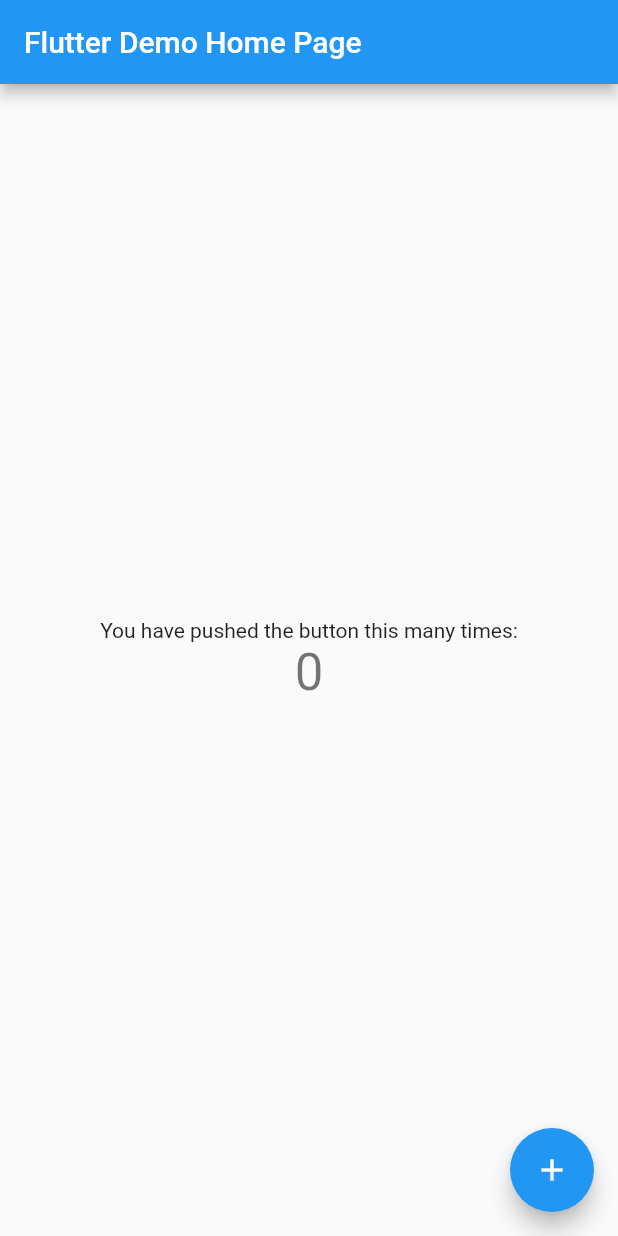
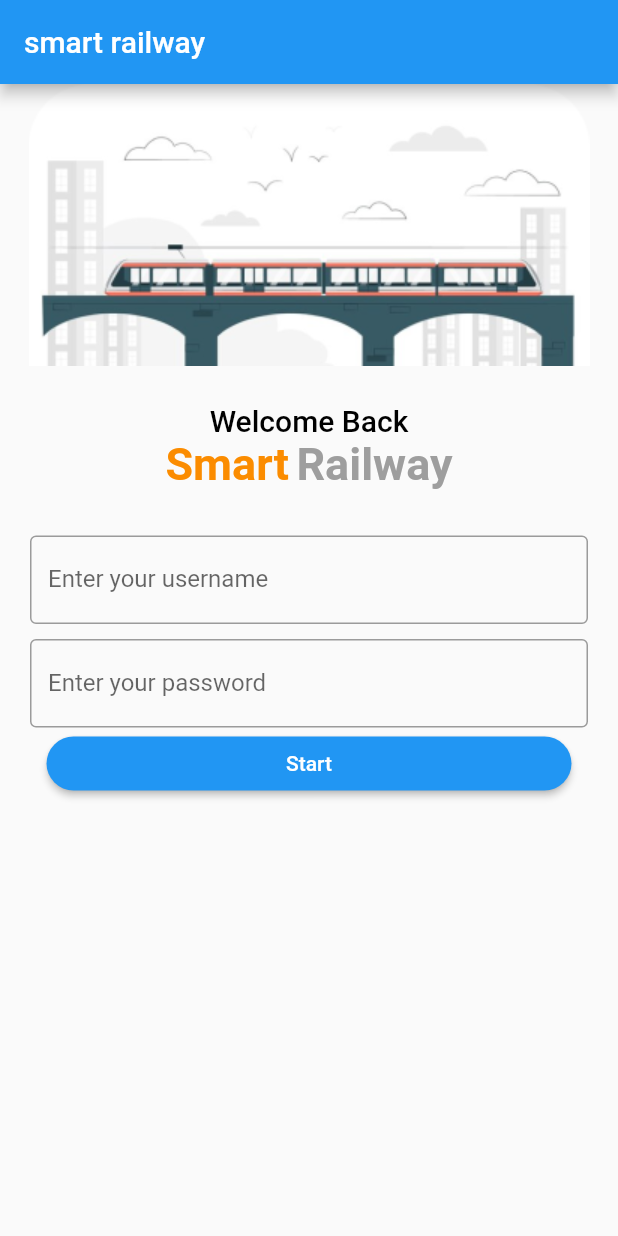
Before and after one commit to hagerk720/smart-railway, a Flutter app: the screen it shows after launch, on a phone screen of 412 x 824 dp. Run offline on Flutter 3.47's test engine with Material 2 defaults, Android fonts, the phone set to English and light mode, and no system bars.

Commit message:
first meeting

```diff
--- a/lib/main.dart
+++ b/lib/main.dart
@@ -1,115 +1,17 @@
 import 'package:flutter/material.dart';
+import 'package:smart_railway/route/home.dart';
 
 void main() {
   runApp(const MyApp());
 }
 
 class MyApp extends StatelessWidget {
-  const MyApp({Key? key}) : super(key: key);
+  const MyApp({ Key? key }) : super(key: key);
 
-  // This widget is the root of your application.
   @override
   Widget build(BuildContext context) {
     return MaterialApp(
-      title: 'Flutter Demo',
-      theme: ThemeData(
-        // This is the theme of your application.
-        //
-        // Try running your application with "flutter run". You'll see the
-        // application has a blue toolbar. Then, without quitting the app, try
-        // changing the primarySwatch below to Colors.green and then invoke
-        // "hot reload" (press "r" in the console where you ran "flutter run",
-        // or simply save your changes to "hot reload" in a Flutter IDE).
-        // Notice that the counter didn't reset back to zero; the application
-        // is not restarted
-        primarySwatch: Colors.blue,
-      ),
-      home: const MyHomePage(title: 'Flutter Demo Home Page'),
+      home: Home(),
     );
   }
 }
-
-class MyHomePage extends StatefulWidget {
-  const MyHomePage({Key? key, required this.title}) : super(key: key);
-
-  // This widget is the home page of your application. It is stateful, meaning
-  // that it has a State object (defined below) that contains fields that affect
-  // how it looks.
-
-  // This class is the configuration for the state. It holds the values (in this
-  // case the title) provided by the parent (in this case the App widget) and
-  // used by the build method of the State. Fields in a Widget subclass are
-  // always marked "final".
-
-  final String title;
-
-  @override
-  State<MyHomePage> createState() => _MyHomePageState();
-}
-
-class _MyHomePageState extends State<MyHomePage> {
-  int _counter = 0;
-
-  void _incrementCounter() {
-    setState(() {
-      // This call to setState tells the Flutter framework that something has
-      // changed in this State, which causes it to rerun the build method below
-      // so that the display can reflect the updated values. If we changed
-      // _counter without calling setState(), then the build method would not be
-      // called again, and so nothing would appear to happen.
-      _counter++;
-    });
-  }
-
-  @override
-  Widget build(BuildContext context) {
-    // This method is rerun every time setState is called, for instance as done
-    // by the _incrementCounter method above.
-    //
-    // The Flutter framework has been optimized to make rerunning build methods
-    // fast, so that you can just rebuild anything that needs updating rather
-    // than having to individually change instances of widgets.
-    return Scaffold(
-      appBar: AppBar(
-        // Here we take the value from the MyHomePage object that was created by
-        // the App.build method, and use it to set our appbar title.
-        title: Text(widget.title),
-      ),
-      body: Center(
-        // Center is a layout widget. It takes a single child and positions it
-        // in the middle of the parent.
-        child: Column(
-          // Column is also a layout widget. It takes a list of children and
-          // arranges them vertically. By default, it sizes itself to fit its
-          // children horizontally, and tries to be as tall as its parent.
-          //
-          // Invoke "debug painting" (press "p" in the console, choose the
-          // "Toggle Debug Paint" action from the Flutter Inspector in Android
-          // Studio, or the "Toggle Debug Paint" command in Visual Studio Code)
-          // to see the wireframe for each widget.
-          //
-          // Column has various properties to control how it sizes itself and
-          // how it positions its children. Here we use mainAxisAlignment to
-          // center the children vertically; the main axis here is the vertical
-          // axis because Columns are vertical (the cross axis would be
-          // horizontal).
-          mainAxisAlignment: MainAxisAlignment.center,
-          children: <Widget>[
-            const Text(
-              'You have pushed the button this many times:',
-            ),
-            Text(
-              '$_counter',
-              style: Theme.of(context).textTheme.headline4,
-            ),
-          ],
-        ),
-      ),
-      floatingActionButton: FloatingActionButton(
-        onPressed: _incrementCounter,
-        tooltip: 'Increment',
-        child: const Icon(Icons.add),
-      ), // This trailing comma makes auto-formatting nicer for build methods.
-    );
-  }
-}
--- /dev/null
+++ b/lib/route/home.dart
@@ -0,0 +1,101 @@
+// ignore: file_names
+// ignore_for_file: prefer_const_constructors
+
+import 'package:flutter/material.dart';
+
+class Home extends StatefulWidget {
+  const Home({Key? key}) : super(key: key);
+
+  @override
+  _HomeState createState() => _HomeState();
+}
+
+class _HomeState extends State<Home> {
+  @override
+  Widget build(BuildContext context) {
+    return Scaffold(
+      appBar: AppBar(
+        title: Text('smart railway'),
+      ),
+      body: Center(
+        child: Column(
+          crossAxisAlignment: CrossAxisAlignment.center,
+          children: <Widget>[
+            Image(
+              image: AssetImage("assets/images/img.png"),
+            ),
+            SizedBox(
+              height: 25,
+            ),
+            Text(
+              "Welcome Back",
+              style: TextStyle(
+                  fontSize: 20,
+                  fontWeight: FontWeight.w500,
+                  color: Colors.black),
+            ),
+            Row(
+              mainAxisAlignment: MainAxisAlignment.center,
+              crossAxisAlignment: CrossAxisAlignment.center,
+              children: [
+                Text(
+                  'Smart',
+                  style: TextStyle(
+                      fontSize: 30.0,
+                      fontWeight: FontWeight.bold,
+                      color: Colors.orange[600]),
+                ),
+                SizedBox(
+                  width: 5,
+                ),
+                Text(
+                  'Railway',
+                  style: TextStyle(
+                      fontSize: 30.0,
+                      fontWeight: FontWeight.bold,
+                      color: Colors.grey[500]),
+                ),
+              ],
+            ),
+            SizedBox(
+              height: 30,
+            ),
+            Padding(
+              padding: const EdgeInsets.only(left: 20, right: 20, bottom: 5),
+              child: TextField(
+                decoration: const InputDecoration(
+                  border: OutlineInputBorder(),
+                  labelText: 'Enter your username',
+                ),
+              ),
+            ),
+            Padding(
+              padding: const EdgeInsets.only(left: 20, right: 20, top: 5),
+              child: TextField(
+                decoration: const InputDecoration(
+                  border: OutlineInputBorder(),
+                  labelText: 'Enter your password',
+                ),
+              ),
+            ),
+            SizedBox(
+              width: 350,
+              child: ElevatedButton(
+                child: Text('Start' ),
+                onPressed: () {},
+                style: ButtonStyle(
+                    shape: MaterialStateProperty.all<RoundedRectangleBorder>(
+                      RoundedRectangleBorder(
+                        borderRadius: BorderRadius.circular(18.0),
+                      ),
+                    ),
+                    backgroundColor:
+                        (MaterialStateProperty.all<Color>(Colors.blue))),
+              ),
+            ),
+          ],
+        ),
+      ),
+    );
+  }
+}
--- a/pubspec.yaml
+++ b/pubspec.yaml
@@ -58,8 +58,8 @@ flutter:
   uses-material-design: true
 
   # To add assets to your application, add an assets section, like this:
-  # assets:
-  #   - images/a_dot_burr.jpeg
+  assets:
+    - assets/images/img.png
   #   - images/a_dot_ham.jpeg
 
   # An image asset can refer to one or more resolution-specific "variants", see
```
Also changed, not shown: assets/images/img.png (added).
